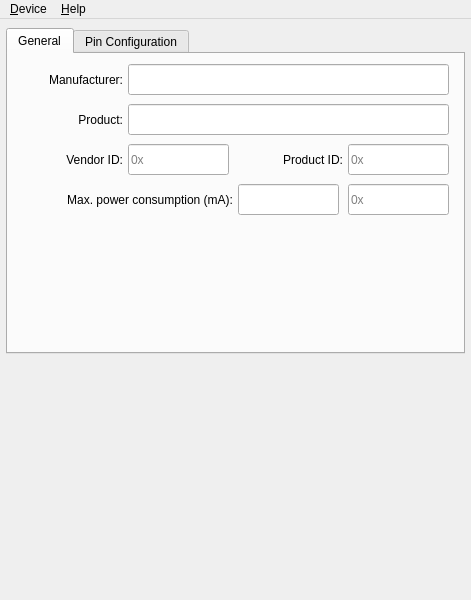
bloguetronica/mcp2210-conf, file src/configuratorwindow.ui: the form before one commit.
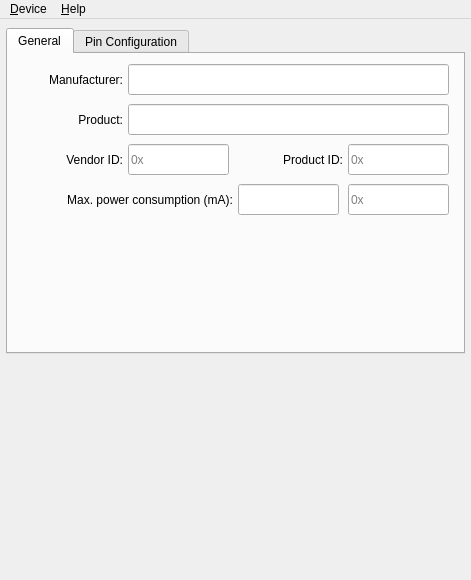
The form after the commit. Icons and pictures are not drawn.

```diff
--- a/src/configuratorwindow.ui
+++ b/src/configuratorwindow.ui
@@ -7,7 +7,7 @@
     <x>0</x>
     <y>0</y>
     <width>471</width>
-    <height>600</height>
+    <height>580</height>
    </rect>
   </property>
   <property name="minimumSize">
```
Left out of the diff: 35 changed lines with no effect on the pictures.
